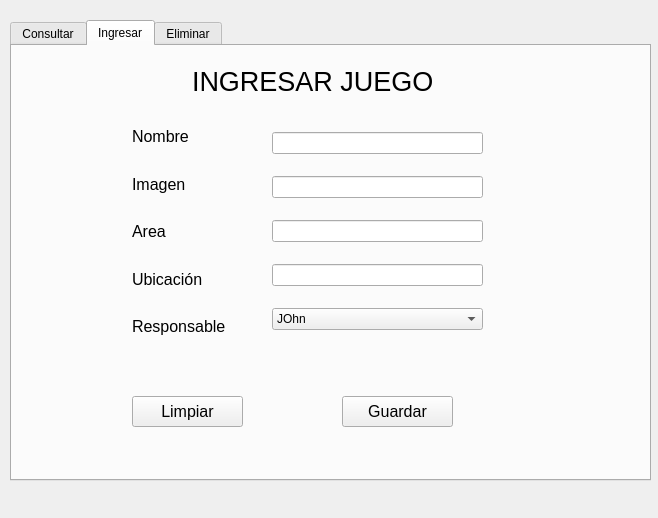
jjjohncedeno/P.AJA, file Ventanas/juego.ui: the form before one commit.
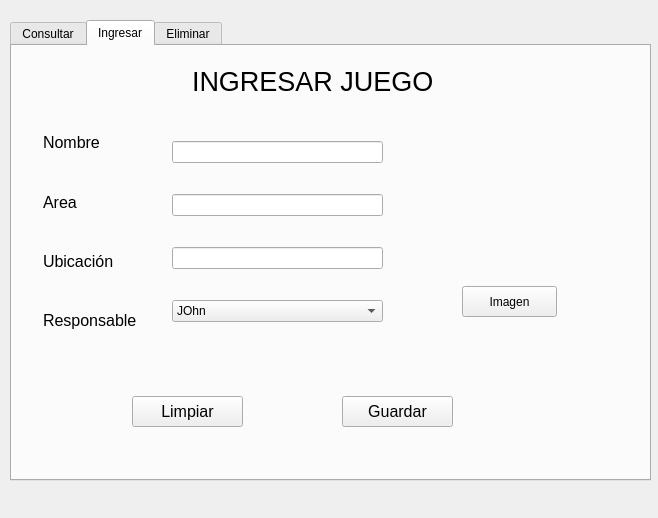
The form after the commit. The open tabs and pages were chosen to show the change. Icons and pictures are not drawn.

What changed in the file:
```diff
--- a/Ventanas/juego.ui
+++ b/Ventanas/juego.ui
@@ -200,9 +200,9 @@
      <widget class="QWidget" name="verticalLayoutWidget">
       <property name="geometry">
        <rect>
-        <x>120</x>
+        <x>31</x>
         <y>70</y>
-        <width>122</width>
+        <width>121</width>
         <height>231</height>
        </rect>
       </property>
@@ -222,21 +222,6 @@
          </property>
         </widget>
        </item>
-       <item>
-        <widget class="QLabel" name="label_17">
-         <property name="font">
-          <font>
-           <pointsize>12</pointsize>
-          </font>
-         </property>
-         <property name="text">
-          <string>Imagen</string>
-         </property>
-         <property name="alignment">
-          <set>Qt::AlignLeading|Qt::AlignLeft|Qt::AlignVCenter</set>
-         </property>
-        </widget>
-       </item>
        <item>
         <widget class="QLabel" name="label_18">
          <property name="font">
@@ -290,7 +275,7 @@
      <widget class="QWidget" name="verticalLayoutWidget_2">
       <property name="geometry">
        <rect>
-        <x>260</x>
+        <x>160</x>
         <y>70</y>
         <width>211</width>
         <height>231</height>
@@ -300,9 +285,6 @@
        <item>
         <widget class="QLineEdit" name="txtNombre"/>
        </item>
-       <item>
-        <widget class="QLineEdit" name="txtImagen"/>
-       </item>
        <item>
         <widget class="QLineEdit" name="txtArea"/>
        </item>
@@ -325,13 +307,13 @@
        </item>
       </layout>
      </widget>
-     <widget class="QPushButton" name="btn_imagen">
+     <widget class="QLabel" name="txtImagen">
       <property name="geometry">
        <rect>
-        <x>480</x>
-        <y>130</y>
-        <width>31</width>
-        <height>27</height>
+        <x>380</x>
+        <y>70</y>
+        <width>241</width>
+        <height>151</height>
        </rect>
       </property>
       <property name="font">
@@ -353,11 +335,18 @@
        <iconset>
         <normaloff>../Imagenes/search.png</normaloff>../Imagenes/search.png</iconset>
       </property>
-      <property name="iconSize">
-       <size>
-        <width>60</width>
-        <height>65</height>
-       </size>
+     </widget>
+     <widget class="QPushButton" name="btnImagen">
+      <property name="geometry">
+       <rect>
+        <x>450</x>
+        <y>240</y>
+        <width>95</width>
+        <height>31</height>
+       </rect>
+      </property>
+      <property name="text">
+       <string>Imagen</string>
       </property>
      </widget>
     </widget>
```
Left out of the diff: 39 changed lines with no effect on the pictures.
